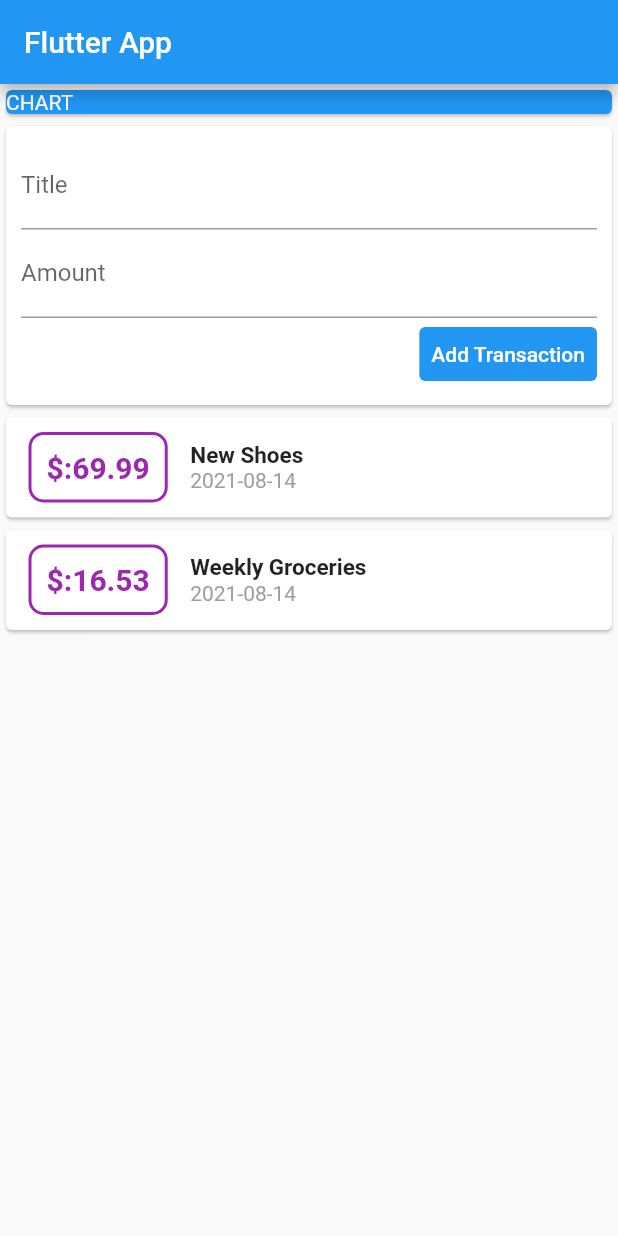
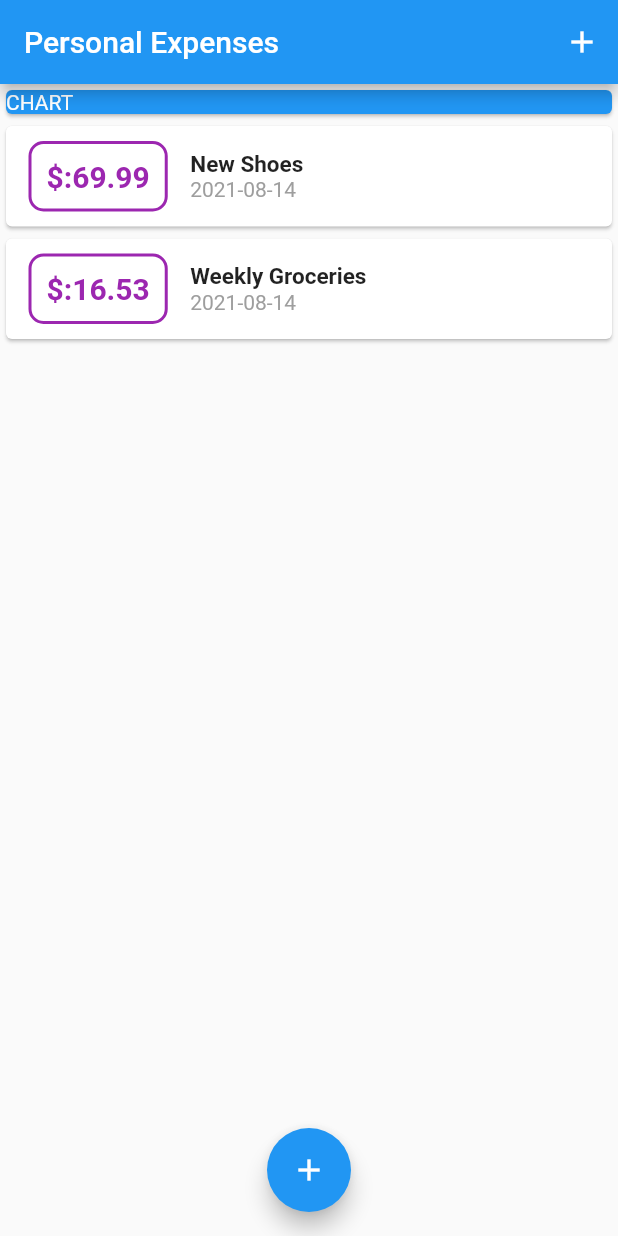
Before and after one commit to fztkm/Personal_expenses_app-_flutter, a Flutter app: the screen it shows after launch, on a phone screen of 412 x 824 dp. Run offline on Flutter 3.47's test engine with Material 2 defaults, Android fonts, the phone set to English and light mode, and no system bars.

Commit message:
ボトムシートを追加

```diff
--- a/lib/main.dart
+++ b/lib/main.dart
@@ -1,5 +1,7 @@
 import 'package:flutter/material.dart';
-import './widgets/user_transaction.dart';
+import './widgets/new_transaction.dart';
+import './widgets/transactions_List.dart';
+import 'models/transaction.dart';
 
 void main() => runApp(MyApp());
 
@@ -9,17 +11,72 @@ class MyApp extends StatelessWidget {
   @override
   Widget build(BuildContext context) {
     return MaterialApp(
+      title: 'Personal expenses',
       home: MyHomePage(),
     );
   }
 }
 
-class MyHomePage extends StatelessWidget {
+class MyHomePage extends StatefulWidget {
+  @override
+  _MyHomePageState createState() => _MyHomePageState();
+}
+
+class _MyHomePageState extends State<MyHomePage> {
+  List<Transaction> _userTransactions = [
+    Transaction(
+      id: 't1',
+      title: 'New Shoes',
+      amount: 69.99,
+      date: DateTime.now(),
+    ),
+    Transaction(
+      id: 't2',
+      title: 'Weekly Groceries',
+      amount: 16.53,
+      date: DateTime.now(),
+    ),
+  ];
+
+  void _addNewTransaction(String title, double amount) {
+    final newTx = Transaction(
+      id: DateTime.now().toString(),
+      title: title,
+      amount: amount,
+      date: DateTime.now(),
+    );
+
+    setState(() {
+      _userTransactions.add(newTx);
+    });
+  }
+
+  void _startAddNewTransaction(BuildContext ctx) {
+    showModalBottomSheet(
+      context: ctx,
+      builder: (_) {
+        return GestureDetector(
+          onTap: () {},
+          behavior: HitTestBehavior.opaque,
+          child: NewTransaction(_addNewTransaction),
+        );
+      },
+    );
+  }
+
   @override
   Widget build(BuildContext context) {
     return Scaffold(
       appBar: AppBar(
-        title: Text('Flutter App'),
+        title: Text('Personal Expenses'),
+        actions: [
+          IconButton(
+            onPressed: () {
+              _startAddNewTransaction(context);
+            },
+            icon: Icon(Icons.add),
+          ),
+        ],
       ),
       body: SingleChildScrollView(
         child: Column(
@@ -34,8 +91,15 @@ class MyHomePage extends StatelessWidget {
                 ),
               ),
             ),
-            UserTransactions(),
+            TransactionsList(_userTransactions),
           ],
+        ),
+      ),
+      floatingActionButtonLocation: FloatingActionButtonLocation.centerFloat,
+      floatingActionButton: FloatingActionButton(
+        onPressed: () => _startAddNewTransaction(context),
+        child: Icon(
+          Icons.add,
         ),
       ),
     );
--- a/lib/widgets/user_transaction.dart
+++ /dev/null
@@ -1,49 +0,0 @@
-import 'package:flutter/material.dart';
-import '../models/transaction.dart';
-import './new_transaction.dart';
-import './transactions_List.dart';
-
-class UserTransactions extends StatefulWidget {
-  @override
-  _UserTransactionsState createState() => _UserTransactionsState();
-}
-
-class _UserTransactionsState extends State<UserTransactions> {
-  List<Transaction> _userTransactions = [
-    Transaction(
-      id: 't1',
-      title: 'New Shoes',
-      amount: 69.99,
-      date: DateTime.now(),
-    ),
-    Transaction(
-      id: 't2',
-      title: 'Weekly Groceries',
-      amount: 16.53,
-      date: DateTime.now(),
-    ),
-  ];
-
-  void _addNewTransaction(String title, double amount) {
-    final newTx = Transaction(
-      id: DateTime.now().toString(),
-      title: title,
-      amount: amount,
-      date: DateTime.now(),
-    );
-
-    setState(() {
-      _userTransactions.add(newTx);
-    });
-  }
-
-  @override
-  Widget build(BuildContext context) {
-    return Column(
-      children: [
-        NewTransaction(_addNewTransaction),
-        TransactionsList(_userTransactions),
-      ],
-    );
-  }
-}
```
Also changed, not shown: lib/widgets/new_transaction.dart (+31 -11 lines).
